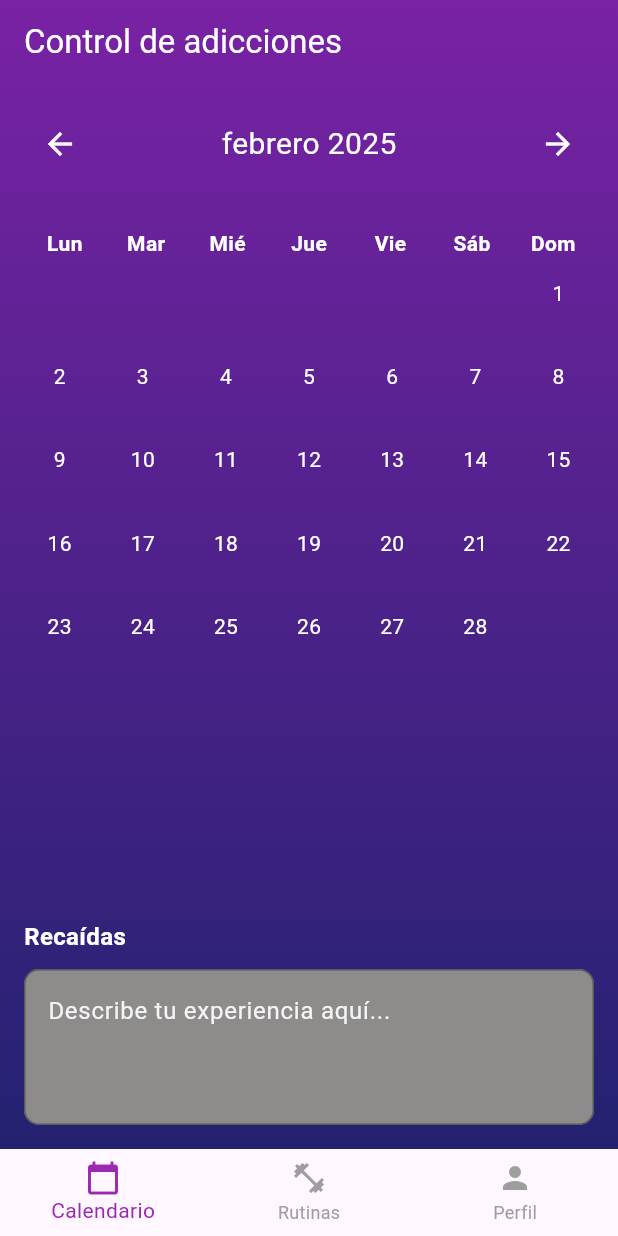
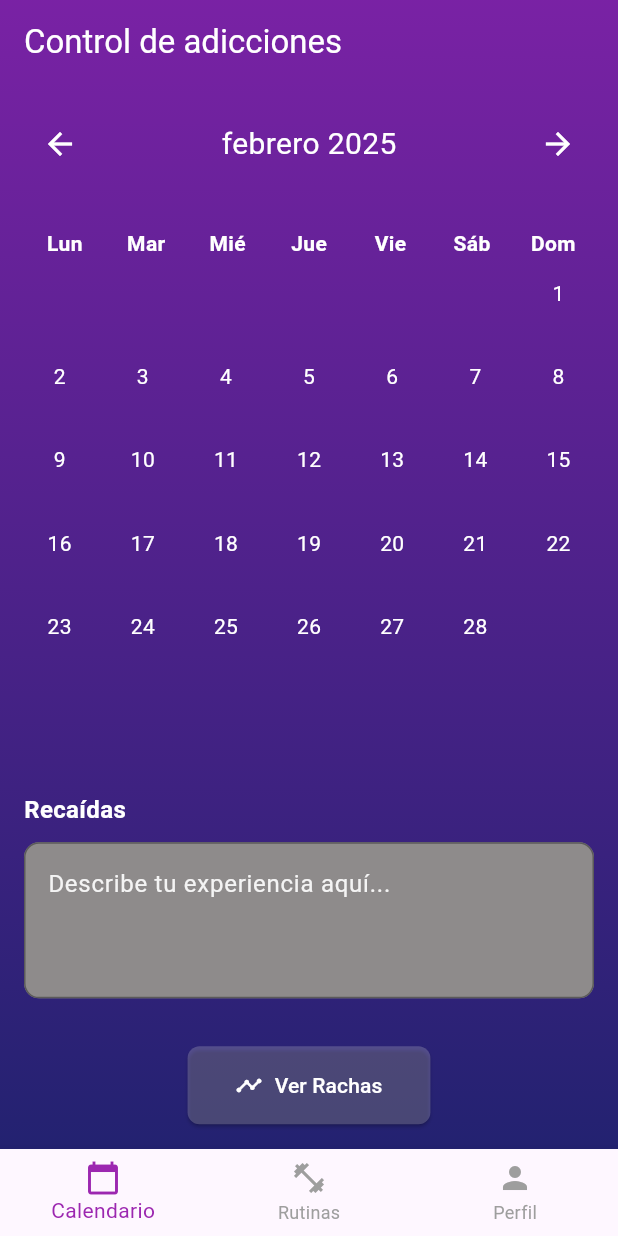
Before and after one commit to LascanoAldahir/BeSuperior, a Flutter app: the screen it shows after launch, after a tap on the "arrow forward" icon, on a phone screen of 412 x 824 dp. Run offline on Flutter 3.47's test engine with Material 3 defaults, Android fonts, the phone set to English and light mode, and no system bars; our stand-ins replace cloud_firestore, firebase_core; accounts and stored records are empty.

Commit message:
Conectando la base de datos

```diff
--- a/besuperior/lib/main.dart
+++ b/besuperior/lib/main.dart
@@ -2,8 +2,15 @@ import "package:flutter/material.dart";
 import './screens/perfil_screen.dart'; // Importación de PerfilScreen
 import './screens/rutinas_screen.dart';
 import './screens/calendario_screen.dart';
+import 'package:firebase_core/firebase_core.dart';
+import 'firebase_options.dart';
 
-void main() {
+Future<void> main() async {
+  WidgetsFlutterBinding
+      .ensureInitialized(); // Inicializa los Widgets de Flutter
+  await Firebase.initializeApp(
+    options: DefaultFirebaseOptions.currentPlatform,
+  );
   runApp(const MyApp());
 }
 
--- a/besuperior/lib/screens/calendario_screen.dart
+++ b/besuperior/lib/screens/calendario_screen.dart
@@ -83,12 +83,20 @@ class _CalendarioScreenState extends State<CalendarioScreen> {
           backgroundColor: Colors.transparent,
           elevation: 0,
         ),
-        body: Column(
+        body: SingleChildScrollView(
+          child: Column(
             children: [
               _buildMonthSelector(),
-            _buildCalendar(),
-            _buildRecaidasInput()
+              ConstrainedBox(
+                constraints: BoxConstraints(
+                  maxWidth: 800, // Limita el ancho máximo del calendario
+                ),
+                child: _buildCalendar(),
+              ),
+              _buildRecaidasInput(),
+              _buildRachasButton(),
             ],
+          ),
         ),
       ),
     );
@@ -122,18 +130,24 @@ class _CalendarioScreenState extends State<CalendarioScreen> {
     final firstDayOfWeek =
         DateTime(_currentDate.year, _currentDate.month, 1).weekday % 7;
 
-    return Expanded(
-      child: Container(
+    return Container(
       padding: const EdgeInsets.all(16.0),
       child: Column(
         children: [
           _buildWeekDaysHeader(),
-            Expanded(
-              child: GridView.builder(
-                gridDelegate: const SliverGridDelegateWithFixedCrossAxisCount(
+          LayoutBuilder(
+            builder: (context, constraints) {
+              final cellSize = constraints.maxWidth / 7;
+              return GridView.builder(
+                shrinkWrap:
+                    true, // Evita que el GridView se expanda infinitamente
+                physics:
+                    const NeverScrollableScrollPhysics(), // Desactiva el scroll
+                gridDelegate: SliverGridDelegateWithFixedCrossAxisCount(
                   crossAxisCount: 7,
                   mainAxisSpacing: 8.0,
                   crossAxisSpacing: 8.0,
+                  childAspectRatio: 1, // Celdas cuadradas
                 ),
                 itemCount: 42,
                 itemBuilder: (context, index) {
@@ -142,12 +156,12 @@ class _CalendarioScreenState extends State<CalendarioScreen> {
                     return const SizedBox();
                   }
                   final day = index - firstDayOfWeek + 1;
-                  return _buildDayCell(day);
+                  return _buildDayCell(day, cellSize);
+                },
+              );
             },
           ),
-            ),
         ],
-        ),
       ),
     );
   }
@@ -172,12 +186,14 @@ class _CalendarioScreenState extends State<CalendarioScreen> {
     );
   }
 
-  Widget _buildDayCell(int day) {
+  Widget _buildDayCell(int day, double cellSize) {
     final isToday = DateTime.now().year == _currentDate.year &&
         DateTime.now().month == _currentDate.month &&
         DateTime.now().day == day;
 
     return Container(
+      width: cellSize,
+      height: cellSize,
       decoration: BoxDecoration(
         border: Border.all(
             color: const Color.fromARGB(255, 0, 0, 0).withOpacity(0.0)),
--- a/besuperior/lib/screens/perfil_screen.dart
+++ b/besuperior/lib/screens/perfil_screen.dart
@@ -1,10 +1,77 @@
 import 'package:flutter/material.dart';
+import 'package:cloud_firestore/cloud_firestore.dart';
+import 'package:besuperior/funciones-perfil/editar_nombre.dart';
 
-class PerfilScreen extends StatelessWidget {
+class PerfilScreen extends StatefulWidget {
   const PerfilScreen({Key? key}) : super(key: key);
 
   @override
+  _PerfilScreenState createState() => _PerfilScreenState();
+}
+
+class _PerfilScreenState extends State<PerfilScreen> {
+  String _nombreUsuario = "Usuario"; // Estado para el nombre de usuario
+  final FirebaseFirestore _firestore = FirebaseFirestore.instance;
+  String _documentId = ""; // ID del documento en Firestore
+
+  @override
+  void initState() {
+    super.initState();
+    _cargarNombreUsuario(); // Cargar el nombre al iniciar la pantalla
+  }
+
+  // Método para cargar el nombre de usuario desde Firestore
+  Future<void> _cargarNombreUsuario() async {
+    try {
+      // Verifica si ya existe un documento en la colección "usuarios"
+      QuerySnapshot snapshot =
+          await _firestore.collection('usuarios').limit(1).get();
+
+      if (snapshot.docs.isNotEmpty) {
+        // Si existe un documento, carga sus datos
+        setState(() {
+          _nombreUsuario =
+              snapshot.docs.first['nombre'] ?? 'Usuario sin nombre';
+          _documentId = snapshot.docs.first.id; // Guarda el ID del documento
+        });
+      } else {
+        // Si no existe un documento, crea uno nuevo con un nombre por defecto
+        DocumentReference nuevoDocumento =
+            _firestore.collection('usuarios').doc();
+        await nuevoDocumento.set({
+          'nombre': _nombreUsuario,
+          'creadoEn': FieldValue.serverTimestamp(),
+        });
+
+        setState(() {
+          _documentId = nuevoDocumento.id; // Guarda el ID del nuevo documento
+        });
+      }
+    } catch (e) {
+      print("Error al cargar el nombre de usuario: $e");
+    }
+  }
+
+  // Método para actualizar el nombre de usuario en Firestore y en la UI
+  Future<void> _actualizarNombre(String nuevoNombre) async {
+    try {
+      await _firestore.collection('usuarios').doc(_documentId).update({
+        'nombre': nuevoNombre,
+      });
+
+      setState(() {
+        _nombreUsuario = nuevoNombre;
+      });
+    } catch (e) {
+      print("Error al actualizar el nombre: $e");
+    }
+  }
+
+  @override
   Widget build(BuildContext context) {
+    final screenWidth = MediaQuery.of(context).size.width;
+    final screenHeight = MediaQuery.of(context).size.height;
+
     return Scaffold(
       body: Container(
         decoration: const BoxDecoration(
@@ -21,40 +88,79 @@ class PerfilScreen extends StatelessWidget {
           child: Column(
             children: [
               const SizedBox(height: 20),
-              const Text(
-                'Perfil',
-                style: TextStyle(
+              Row(
+                mainAxisAlignment: MainAxisAlignment.center,
+                children: [
+                  Text(
+                    _nombreUsuario,
+                    style: const TextStyle(
                       fontSize: 30,
                       fontWeight: FontWeight.bold,
                       color: Colors.white,
                     ),
                   ),
+                  IconButton(
+                    icon: const Icon(Icons.edit, color: Colors.white),
+                    onPressed: () {
+                      // Navegar a la pantalla de edición de nombre
+                      Navigator.push(
+                        context,
+                        MaterialPageRoute(
+                          builder: (context) => EditarNombreScreen(
+                            nombreActual: _nombreUsuario,
+                            onNombreCambiado: _actualizarNombre,
+                          ),
+                        ),
+                      );
+                    },
+                  ),
+                ],
+              ),
               const SizedBox(height: 20),
-              const CircleAvatar(
-                radius: 90,
+              // CircleAvatar con tamaño máximo
+              ConstrainedBox(
+                constraints: BoxConstraints(
+                  maxWidth: 200, // Tamaño máximo del avatar
+                  maxHeight: 200,
+                ),
+                child: const CircleAvatar(
+                  radius: 90, // Tamaño fijo o responsivo
                   backgroundImage: AssetImage('./lib/images/image.png'),
                 ),
+              ),
               const SizedBox(height: 20),
+              // Tarjetas superiores con tamaño máximo
               Padding(
                 padding: const EdgeInsets.symmetric(horizontal: 20),
                 child: Row(
                   mainAxisAlignment: MainAxisAlignment.spaceBetween,
                   children: [
-                    _buildCard("Días ejercitados", 225, 100),
-                    _buildCard("Fotos", 225, 100),
+                    Flexible(
+                      child: _buildCard("Días ejercitados", screenWidth * 0.4,
+                          screenHeight * 0.12),
+                    ),
+                    const SizedBox(width: 10), // Espacio entre las tarjetas
+                    Flexible(
+                      child: _buildCard(
+                          "Fotos", screenWidth * 0.4, screenHeight * 0.12),
+                    ),
                   ],
                 ),
               ),
               const SizedBox(height: 30),
+              // Lista de tarjetas con tamaño máximo
               Expanded(
                 child: ListView(
                   padding: const EdgeInsets.symmetric(horizontal: 20),
                   children: [
-                    _buildCard("Modo Oscuro", double.infinity, 70),
+                    _buildCard(
+                        "Modo Oscuro", double.infinity, screenHeight * 0.1),
                     const SizedBox(height: 20),
-                    _buildCard("Envía tus comentarios", double.infinity, 70),
+                    _buildCard("Envía tus comentarios", double.infinity,
+                        screenHeight * 0.1),
                     const SizedBox(height: 20),
-                    _buildCard("Acerca de la aplicación", double.infinity, 70),
+                    _buildCard("Acerca de la aplicación", double.infinity,
+                        screenHeight * 0.1),
                   ],
                 ),
               ),
--- a/besuperior/pubspec.yaml
+++ b/besuperior/pubspec.yaml
@@ -15,8 +15,10 @@ dependencies:
     sdk: flutter
   intl: ^0.18.0
 
-
+  cloud_firestore: ^5.6.2
   cupertino_icons: ^1.0.8
+  firebase_core: ^3.10.1
+  firebase_auth: ^5.4.1
 
 dev_dependencies:
   flutter_test:
```
Also changed, not shown: besuperior/lib/funciones-perfil/editar_nombre.dart (added, +60 -0 lines), besuperior/firebase.json (added), besuperior/lib/firebase_options.dart (added), besuperior/pubspec.lock, 6 other files. Lines whose indentation alone changed are shown as unchanged.
